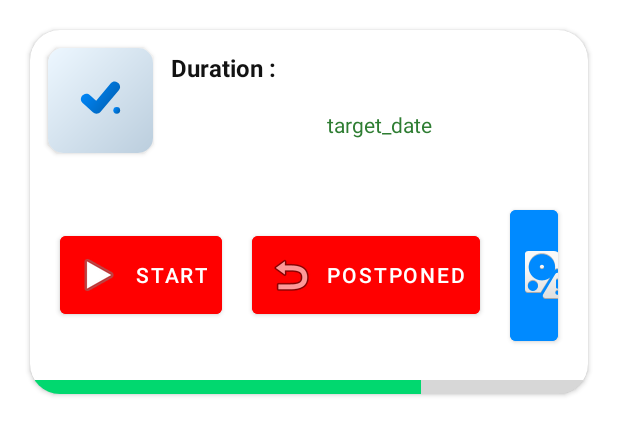
After one commit to samar3-web/delivery, an Android app: the layout task_manager_cardview.xml on its own in the app's theme, with its tools: preview values and no code run, on a phone screen of 412 x 824 dp. The commit adds this screen. Shown: the top 435 px of the screen. Run offline under Robolectric (Android 15) with nearby library versions, the phone set to English and light mode, and no system bars.

Commit message:
Feature : Adding a cardView to manage the tasks

```diff
--- /dev/null
+++ b/app/src/main/res/layout/task_manager_cardview.xml
@@ -0,0 +1,178 @@
+<?xml version="1.0" encoding="utf-8"?>
+
+<androidx.cardview.widget.CardView xmlns:android="http://schemas.android.com/apk/res/android"
+    xmlns:app="http://schemas.android.com/apk/res-auto"
+    android:layout_width="match_parent"
+    android:layout_height="wrap_content"
+    android:id="@+id/item_cardView"
+    xmlns:tools="http://schemas.android.com/tools"
+    android:layout_margin="20dp"
+    app:cardCornerRadius="20dp"
+    >
+
+    <LinearLayout
+        android:layout_width="match_parent"
+        android:layout_height="match_parent"
+        android:orientation="vertical">
+        <LinearLayout
+            android:layout_width="match_parent"
+            android:layout_height="match_parent"
+            android:orientation="horizontal">
+
+            <androidx.cardview.widget.CardView
+                android:layout_width="70dp"
+                android:layout_height="70dp"
+                android:layout_margin="12dp"
+                android:elevation="5dp"
+                app:cardCornerRadius="10dp">
+
+                <ImageView
+                    android:layout_width="match_parent"
+                    android:layout_height="match_parent"
+                    android:src="@drawable/logo"
+                    android:scaleType="fitXY"/>
+
+
+
+            </androidx.cardview.widget.CardView>
+
+
+            <LinearLayout
+                android:layout_width="match_parent"
+                android:layout_height="wrap_content"
+                android:orientation="vertical">
+
+                <LinearLayout
+                    android:layout_width="match_parent"
+                    android:layout_height="40dp"
+                    android:layout_marginTop="5dp"
+                    android:orientation="horizontal"
+                    android:weightSum="6">
+
+                    <TextView
+                        android:id="@+id/taskDuration"
+                        android:layout_width="0dp"
+                        android:gravity="center_vertical"
+                        android:layout_height="match_parent"
+                        android:textColor="@color/colorTheme2"
+                        android:textStyle="bold"
+                        android:layout_weight="4"
+                        android:textSize="16sp"
+                        android:text="Duration :"/>
+
+
+
+                </LinearLayout>
+
+                <LinearLayout
+                    android:layout_width="match_parent"
+                    android:layout_height="35dp"
+                    android:weightSum="3"
+                    >
+
+
+
+                   <!-- <RelativeLayout
+                        android:layout_width="0dp"
+                        android:layout_height="match_parent"
+                        android:layout_gravity="center_vertical"
+                        android:layout_weight="2"
+                        android:gravity="center_vertical">
+
+
+                        <TextView
+                            android:id="@+id/archieve_goal_const"
+                            android:layout_width="wrap_content"
+                            android:layout_height="wrap_content"
+                            android:layout_marginTop="2dp"
+                            android:layout_marginEnd="2dp"
+                            android:layout_marginBottom="2dp"
+                            android:text="Consistency : 98.0"
+                            android:textColor="#2E7D32" />
+
+
+                    </RelativeLayout>-->
+
+                    <TextView
+                        android:id="@+id/target_date"
+                        android:layout_width="0dp"
+                        android:layout_height="match_parent"
+                        android:textColor="#2E7D32"
+                        android:layout_weight="3"
+                        android:layout_gravity="center"
+                        android:gravity="center"
+                        android:textSize="14sp"
+                        android:text="target_date"/>
+
+
+
+                </LinearLayout>
+
+
+
+            </LinearLayout>
+
+
+        </LinearLayout>
+
+        <LinearLayout
+            android:layout_width="wrap_content"
+            android:layout_height="wrap_content"
+            android:layout_weight="1"
+            android:orientation="horizontal"
+            android:layout_margin="10dp"
+
+
+            android:gravity="center"
+            android:layout_gravity="center">
+
+            <Button
+                android:id="@+id/startBtn"
+                android:layout_width="wrap_content"
+                android:layout_height="wrap_content"
+                android:text="Start"
+                android:drawableLeft="@android:drawable/ic_media_play"
+                android:backgroundTint="@color/red"
+                android:padding="10dp"
+                android:layout_margin="10dp"/>
+            <Button
+                android:id="@+id/postponedBtn"
+                android:layout_width="wrap_content"
+                android:layout_height="wrap_content"
+                android:text="Postponed"
+                android:drawableLeft="@android:drawable/ic_menu_revert"
+                android:backgroundTint="@color/red"
+                android:padding="10dp"
+                android:layout_margin="10dp"/>
+            <Button
+                android:id="@+id/doneBtn"
+                android:layout_width="wrap_content"
+                android:layout_height="wrap_content"
+                android:text="Done"
+                android:drawableLeft="@android:drawable/ic_popup_disk_full"
+                android:backgroundTint="@color/blue"
+                android:padding="10dp"
+                android:layout_margin="10dp"/>
+        </LinearLayout>
+
+        <FrameLayout
+            android:layout_width="match_parent"
+            android:layout_height="9dp">
+
+
+            <ProgressBar
+                android:id="@+id/task_progress"
+                style="?android:attr/progressBarStyleHorizontal"
+                android:layout_width="match_parent"
+                android:layout_height="wrap_content"
+                android:layout_gravity="bottom"
+                android:indeterminate="false"
+                android:scaleY="4"
+                android:progressTint="#01D86F"
+                tools:progress="70" />
+
+        </FrameLayout>
+    </LinearLayout>
+
+
+</androidx.cardview.widget.CardView>
```
Also changed, not shown: app/src/main/java/com/samar/delivery/TaskDetail.java (+242 -83 lines), app/src/main/res/layout/activity_task_detail.xml (+6 -2 lines).
